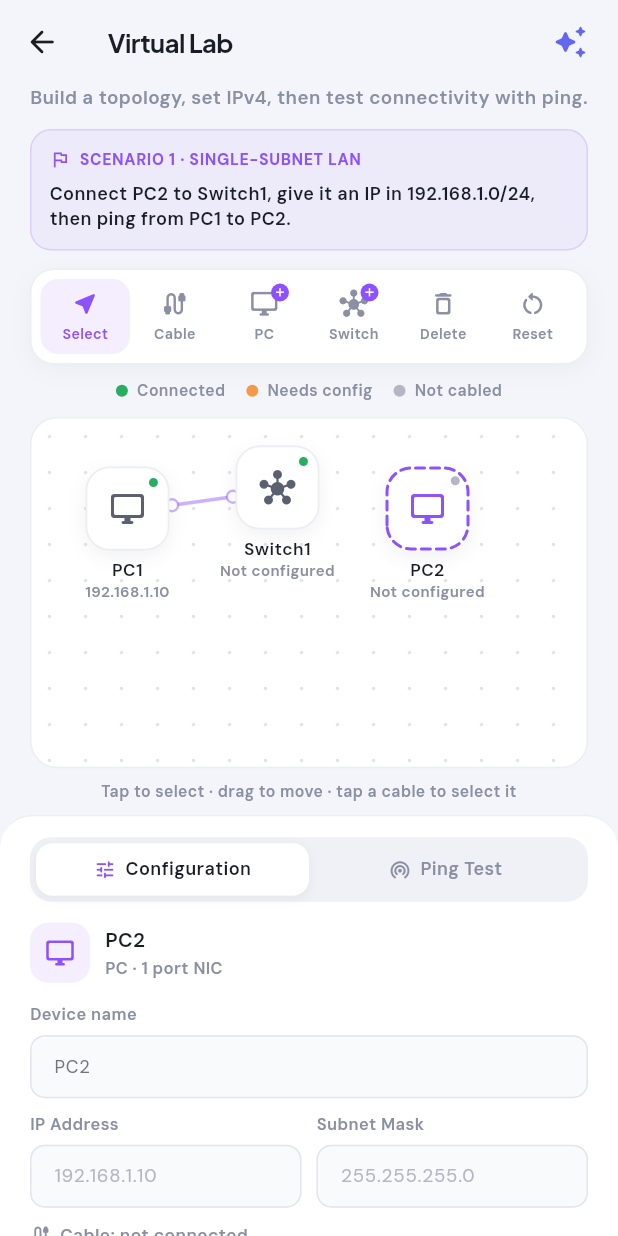
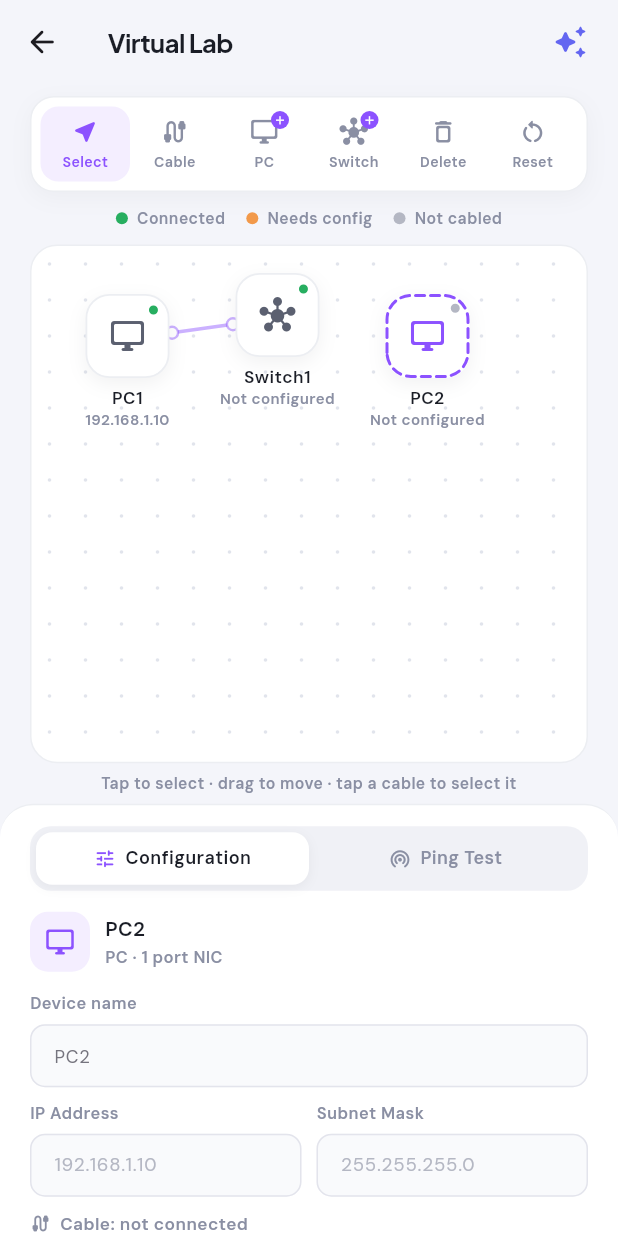
Before and after one commit to SuponoNotoBoto/Netlearn-Mobile-App, a Flutter app: the VirtualLabPage screen opened by its route, on a phone screen of 412 x 824 dp. Run offline on Flutter 3.47's test engine with Material 3 defaults, Android fonts, the phone set to English and light mode, and no system bars; our stand-ins replace audioplayers, file_picker, flutter_local_notifications, flutter_riverpod, go_router, open_filex and 4 more; missing offline and left inert: dart:html, pdfx; accounts and stored records are empty; network calls fail.

Commit message:
style(virtual-lab): perbaikan UI halaman virtual lab untuk memperluas area kanvas

```diff
--- a/lib/features/virtual_lab/virtual_lab_page.dart
+++ b/lib/features/virtual_lab/virtual_lab_page.dart
@@ -383,18 +383,18 @@ class _VirtualLabPageState extends ConsumerState<VirtualLabPage>
         top: false,
         child: Column(
           children: [
-            _buildHeader(l10n, accent),
+            const SizedBox(height: 8),
             _buildToolbar(l10n, accent, session, controller),
             const SizedBox(height: 10),
             Expanded(
-              flex: 5,
+              flex: 6,
               child: Padding(
                 padding: const EdgeInsets.symmetric(horizontal: 20),
                 child: _buildCanvas(session, controller, accent, l10n),
               ),
             ),
             Padding(
-              padding: const EdgeInsets.fromLTRB(20, 8, 20, 8),
+              padding: const EdgeInsets.fromLTRB(20, 6, 20, 6),
               child: Text(
                 l10n.virtualLabCanvasHint,
                 textAlign: TextAlign.center,
@@ -402,7 +402,7 @@ class _VirtualLabPageState extends ConsumerState<VirtualLabPage>
               ),
             ),
             Expanded(
-              flex: 6,
+              flex: 5,
               child: Container(
                 width: double.infinity,
                 decoration: const BoxDecoration(
@@ -447,69 +447,6 @@ class _VirtualLabPageState extends ConsumerState<VirtualLabPage>
     _nameController.text = device.displayName;
     _ipController.text = device.ipAddress ?? '';
     _maskController.text = device.subnetMask ?? '';
-  }
-
-  // ---------------------------------------------------------------------------
-  // Header + skenario
-  // ---------------------------------------------------------------------------
-
-  Widget _buildHeader(AppLocalizations l10n, Color accent) {
-    return Padding(
-      padding: const EdgeInsets.fromLTRB(20, 0, 20, 12),
-      child: Column(
-        crossAxisAlignment: CrossAxisAlignment.start,
-        children: [
-          Text(
-            l10n.virtualLabSubtitle,
-            style: const TextStyle(
-              fontSize: 12.5,
-              height: 1.4,
-              color: _labMuted,
-            ),
-          ),
-          const SizedBox(height: 12),
-          Container(
-            padding: const EdgeInsets.all(12),
-            decoration: BoxDecoration(
-              color: accent.withValues(alpha: 0.07),
-              borderRadius: BorderRadius.circular(14),
-              border: Border.all(color: accent.withValues(alpha: 0.18)),
-            ),
-            child: Column(
-              crossAxisAlignment: CrossAxisAlignment.start,
-              children: [
-                Row(
-                  children: [
-                    Icon(Icons.flag_outlined, size: 14, color: accent),
-                    const SizedBox(width: 6),
-                    Expanded(
-                      child: Text(
-                        l10n.virtualLabScenarioLabel,
-                        style: TextStyle(
-                          fontSize: 10.5,
-                          fontWeight: FontWeight.w700,
-                          letterSpacing: 0.4,
-                          color: accent,
-                        ),
-                      ),
-                    ),
-                  ],
-                ),
-                const SizedBox(height: 6),
-                Text(
-                  l10n.virtualLabScenarioDescription,
-                  style: const TextStyle(
-                    fontSize: 12,
-                    height: 1.45,
-                    color: _labText,
-                  ),
-                ),
-              ],
-            ),
-          ),
-        ],
-      ),
-    );
   }
 
   // ---------------------------------------------------------------------------
```
